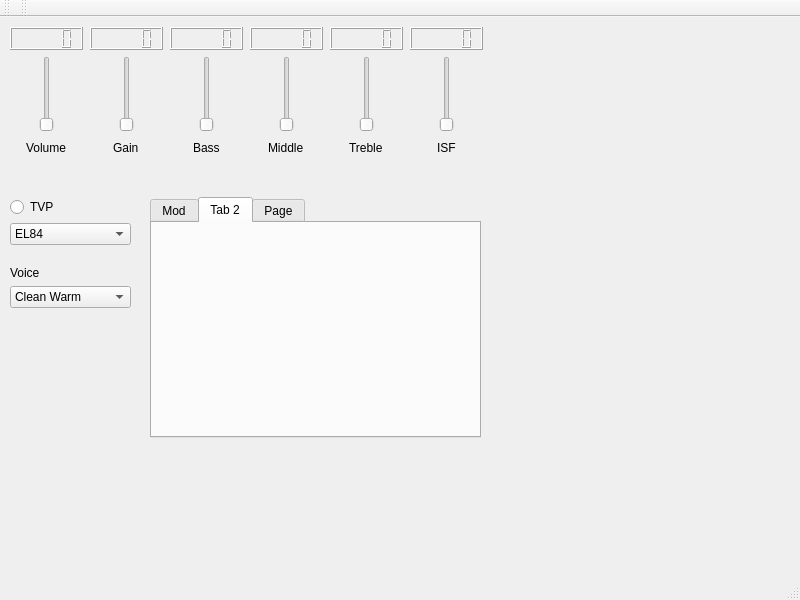
jonathanunderwood/outsider, file outsider.ui: the form before one commit.
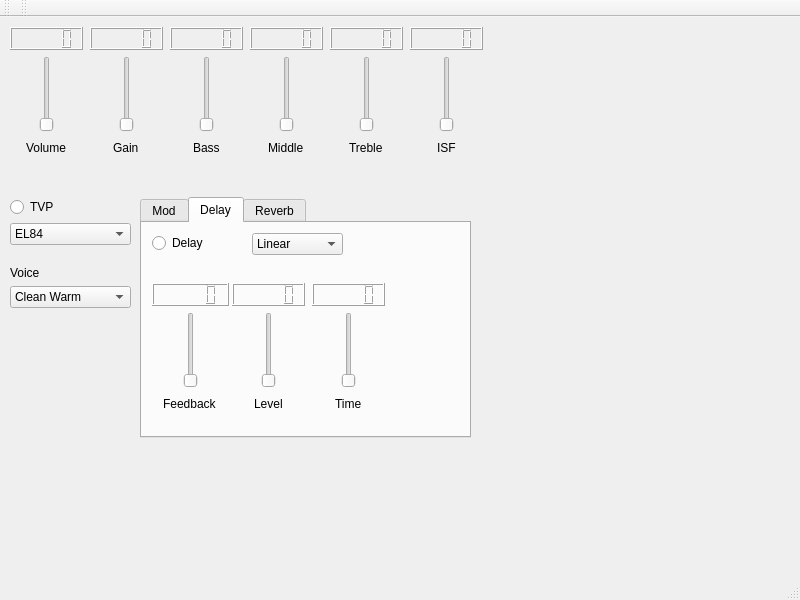
The form after the commit. The open tabs and pages were chosen to show the change.

Commit message: Partially hook up delay and reverb controls

What changed in the file:
```diff
--- a/outsider.ui
+++ b/outsider.ui
@@ -479,7 +479,7 @@
    <widget class="QTabWidget" name="tabWidget">
     <property name="geometry">
      <rect>
-      <x>150</x>
+      <x>140</x>
       <y>180</y>
       <width>331</width>
       <height>241</height>
@@ -775,12 +775,289 @@
     </widget>
     <widget class="QWidget" name="tab_2">
      <attribute name="title">
-      <string>Tab 2</string>
+      <string>Delay</string>
      </attribute>
+     <widget class="QRadioButton" name="delayRadioButton">
+      <property name="geometry">
+       <rect>
+        <x>10</x>
+        <y>10</y>
+        <width>102</width>
+        <height>20</height>
+       </rect>
+      </property>
+      <property name="text">
+       <string>Delay</string>
+      </property>
+     </widget>
+     <widget class="QComboBox" name="delayComboBox">
+      <property name="geometry">
+       <rect>
+        <x>110</x>
+        <y>10</y>
+        <width>91</width>
+        <height>22</height>
+       </rect>
+      </property>
+      <item>
+       <property name="text">
+        <string>Linear</string>
+       </property>
+      </item>
+      <item>
+       <property name="text">
+        <string>Analogue</string>
+       </property>
+      </item>
+      <item>
+       <property name="text">
+        <string>Tape</string>
+       </property>
+      </item>
+      <item>
+       <property name="text">
+        <string>Multi</string>
+       </property>
+      </item>
+     </widget>
+     <widget class="QWidget" name="layoutWidget_9">
+      <property name="geometry">
+       <rect>
+        <x>10</x>
+        <y>60</y>
+        <width>77</width>
+        <height>131</height>
+       </rect>
+      </property>
+      <layout class="QVBoxLayout" name="verticalLayout_6">
+       <item>
+        <layout class="QHBoxLayout" name="horizontalLayout_17">
+         <item>
+          <widget class="QLCDNumber" name="delayFeedbackLcdNumber">
+           <property name="maximumSize">
+            <size>
+             <width>16777215</width>
+             <height>16777215</height>
+            </size>
+           </property>
+          </widget>
+         </item>
+        </layout>
+       </item>
+       <item>
+        <layout class="QHBoxLayout" name="horizontalLayout_4">
+         <item>
+          <widget class="QSlider" name="delayFeedbackSlider">
+           <property name="maximum">
+            <number>127</number>
+           </property>
+           <property name="orientation">
+            <enum>Qt::Vertical</enum>
+           </property>
+          </widget>
+         </item>
+        </layout>
+       </item>
+       <item>
+        <layout class="QHBoxLayout" name="horizontalLayout_18">
+         <item>
+          <spacer name="horizontalSpacer_9">
+           <property name="orientation">
+            <enum>Qt::Horizontal</enum>
+           </property>
+           <property name="sizeHint" stdset="0">
+            <size>
+             <width>40</width>
+             <height>20</height>
+            </size>
+           </property>
+          </spacer>
+         </item>
+         <item alignment="Qt::AlignHCenter">
+          <widget class="QLabel" name="delayFeedbackLabel">
+           <property name="text">
+            <string>Feedback</string>
+           </property>
+          </widget>
+         </item>
+         <item>
+          <spacer name="horizontalSpacer_10">
+           <property name="orientation">
+            <enum>Qt::Horizontal</enum>
+           </property>
+           <property name="sizeHint" stdset="0">
+            <size>
+             <width>40</width>
+             <height>20</height>
+            </size>
+           </property>
+          </spacer>
+         </item>
+        </layout>
+       </item>
+      </layout>
+     </widget>
+     <widget class="QWidget" name="layoutWidget_10">
+      <property name="geometry">
+       <rect>
+        <x>90</x>
+        <y>60</y>
+        <width>73</width>
+        <height>131</height>
+       </rect>
+      </property>
+      <layout class="QVBoxLayout" name="verticalLayout_14">
+       <item>
+        <layout class="QHBoxLayout" name="horizontalLayout_19">
+         <item>
+          <widget class="QLCDNumber" name="delayLevelLcdNumber">
+           <property name="maximumSize">
+            <size>
+             <width>16777215</width>
+             <height>16777215</height>
+            </size>
+           </property>
+          </widget>
+         </item>
+        </layout>
+       </item>
+       <item>
+        <layout class="QHBoxLayout" name="horizontalLayout_5">
+         <item>
+          <widget class="QSlider" name="delayLevelSlider">
+           <property name="maximum">
+            <number>127</number>
+           </property>
+           <property name="orientation">
+            <enum>Qt::Vertical</enum>
+           </property>
+          </widget>
+         </item>
+        </layout>
+       </item>
+       <item>
+        <layout class="QHBoxLayout" name="horizontalLayout_35">
+         <item>
+          <spacer name="horizontalSpacer_21">
+           <property name="orientation">
+            <enum>Qt::Horizontal</enum>
+           </property>
+           <property name="sizeHint" stdset="0">
+            <size>
+             <width>40</width>
+             <height>20</height>
+            </size>
+           </property>
+          </spacer>
+         </item>
+         <item alignment="Qt::AlignHCenter">
+          <widget class="QLabel" name="delayLevelLabel">
+           <property name="text">
+            <string>Level</string>
+           </property>
+          </widget>
+         </item>
+         <item>
+          <spacer name="horizontalSpacer_22">
+           <property name="orientation">
+            <enum>Qt::Horizontal</enum>
+           </property>
+           <property name="sizeHint" stdset="0">
+            <size>
+             <width>40</width>
+             <height>20</height>
+            </size>
+           </property>
+          </spacer>
+         </item>
+        </layout>
+       </item>
+      </layout>
+     </widget>
+     <widget class="QWidget" name="layoutWidget_11">
+      <property name="geometry">
+       <rect>
+        <x>170</x>
+        <y>60</y>
+        <width>73</width>
+        <height>131</height>
+       </rect>
+      </property>
+      <layout class="QVBoxLayout" name="verticalLayout_15">
+       <item>
+        <layout class="QHBoxLayout" name="horizontalLayout_36">
+         <item>
+          <widget class="QLCDNumber" name="delayTimeLcdNumber">
+           <property name="maximumSize">
+            <size>
+             <width>16777215</width>
+             <height>16777215</height>
+            </size>
+           </property>
+          </widget>
+         </item>
+        </layout>
+       </item>
+       <item>
+        <layout class="QHBoxLayout" name="horizontalLayout_37">
+         <item>
+          <widget class="QSlider" name="delayTimeSlider">
+           <property name="minimum">
+            <number>100</number>
+           </property>
+           <property name="maximum">
+            <number>2000</number>
+           </property>
+           <property name="orientation">
+            <enum>Qt::Vertical</enum>
+           </property>
+          </widget>
+         </item>
+        </layout>
+       </item>
+       <item>
+        <layout class="QHBoxLayout" name="horizontalLayout_38">
+         <item>
+          <spacer name="horizontalSpacer_23">
+           <property name="orientation">
+            <enum>Qt::Horizontal</enum>
+           </property>
+           <property name="sizeHint" stdset="0">
+            <size>
+             <width>40</width>
+             <height>20</height>
+            </size>
+           </property>
+          </spacer>
+         </item>
+         <item alignment="Qt::AlignHCenter">
+          <widget class="QLabel" name="delayTimeLabel">
+           <property name="text">
+            <string>Time</string>
+           </property>
+          </widget>
+         </item>
+         <item>
+          <spacer name="horizontalSpacer_24">
+           <property name="orientation">
+            <enum>Qt::Horizontal</enum>
+           </property>
+           <property name="sizeHint" stdset="0">
+            <size>
+             <width>40</width>
+             <height>20</height>
+            </size>
+           </property>
+          </spacer>
+         </item>
+        </layout>
+       </item>
+      </layout>
+     </widget>
     </widget>
     <widget class="QWidget" name="tab_3">
      <attribute name="title">
-      <string>Page</string>
+      <string>Reverb</string>
      </attribute>
     </widget>
    </widget>
```
Left out of the diff: 460 changed lines with no effect on the pictures.
